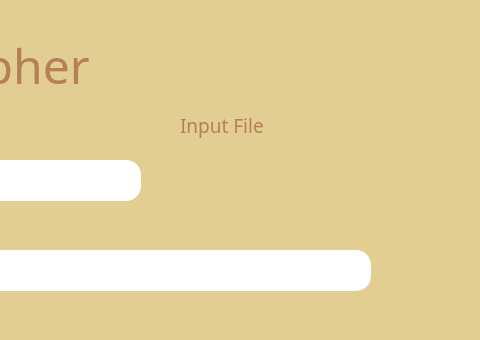
Old version of the form ui file/playfair.ui in the repository RachmadHi/Tugas-1-Kriptografi-dan-Koding; both pictures show x 520 to 1000 and y 0 to 340 of the 1000 by 650 pixel window.
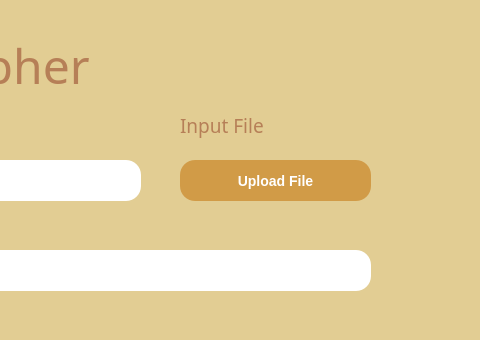
New version of the form.

```diff
--- a/ui file/playfair.ui
+++ b/ui file/playfair.ui
@@ -410,6 +410,31 @@
 &lt;p style=&quot;-qt-paragraph-type:empty; margin-top:0px; margin-bottom:0px; margin-left:0px; margin-right:0px; -qt-block-indent:0; text-indent:0px;&quot;&gt;&lt;br /&gt;&lt;/p&gt;&lt;/body&gt;&lt;/html&gt;</string>
     </property>
    </widget>
+   <widget class="QPushButton" name="UploadFile">
+    <property name="geometry">
+     <rect>
+      <x>700</x>
+      <y>160</y>
+      <width>191</width>
+      <height>41</height>
+     </rect>
+    </property>
+    <property name="styleSheet">
+     <string notr="true">background: #D19B47;
+border-radius: 15px;
+
+font-style: normal;
+font-weight: 700;
+font-size: 14px;
+line-height: 49px;
+text-align: center;
+letter-spacing: 0.2em;
+color: #FFFFFF;</string>
+    </property>
+    <property name="text">
+     <string>Upload File</string>
+    </property>
+   </widget>
    <zorder>SpacingLabel</zorder>
    <zorder>ResultLabel</zorder>
    <zorder>keyLabel</zorder>
@@ -425,6 +450,7 @@
    <zorder>encryptPushButton_2</zorder>
    <zorder>DecryptPushButton_2</zorder>
    <zorder>textBrowser_2</zorder>
+   <zorder>UploadFile</zorder>
   </widget>
   <widget class="QStatusBar" name="statusbar"/>
  </widget>
```
